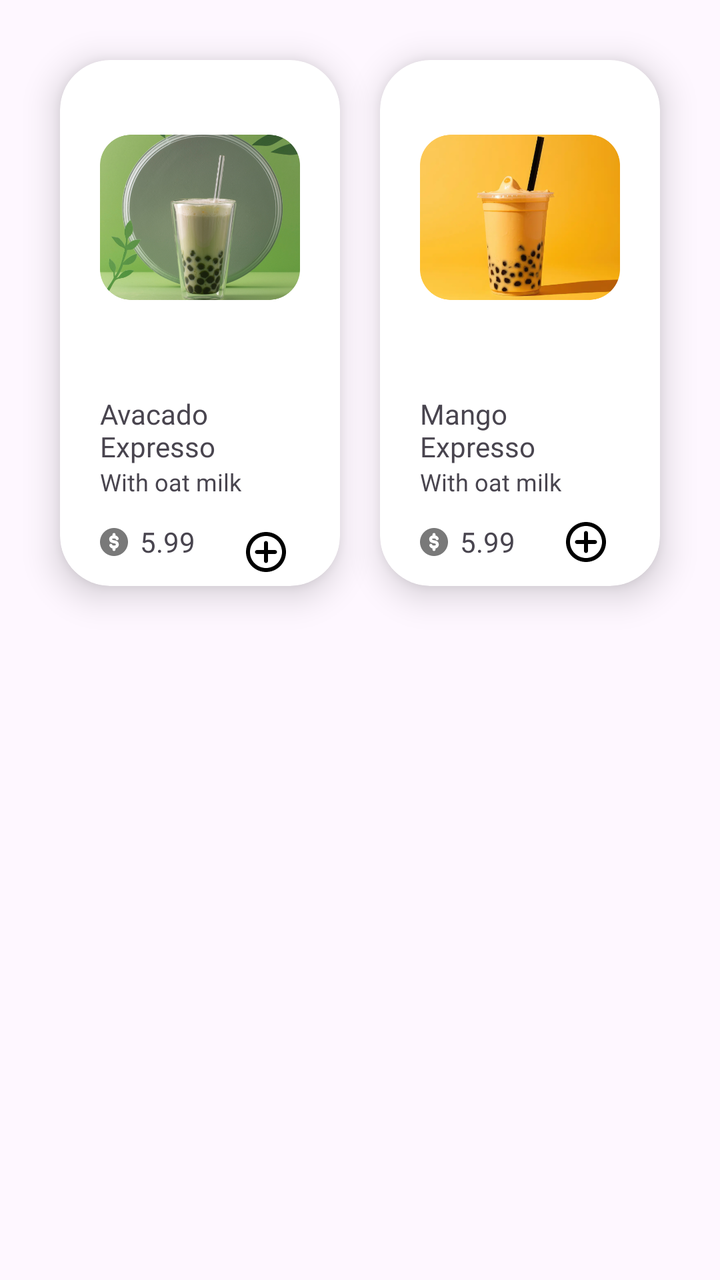
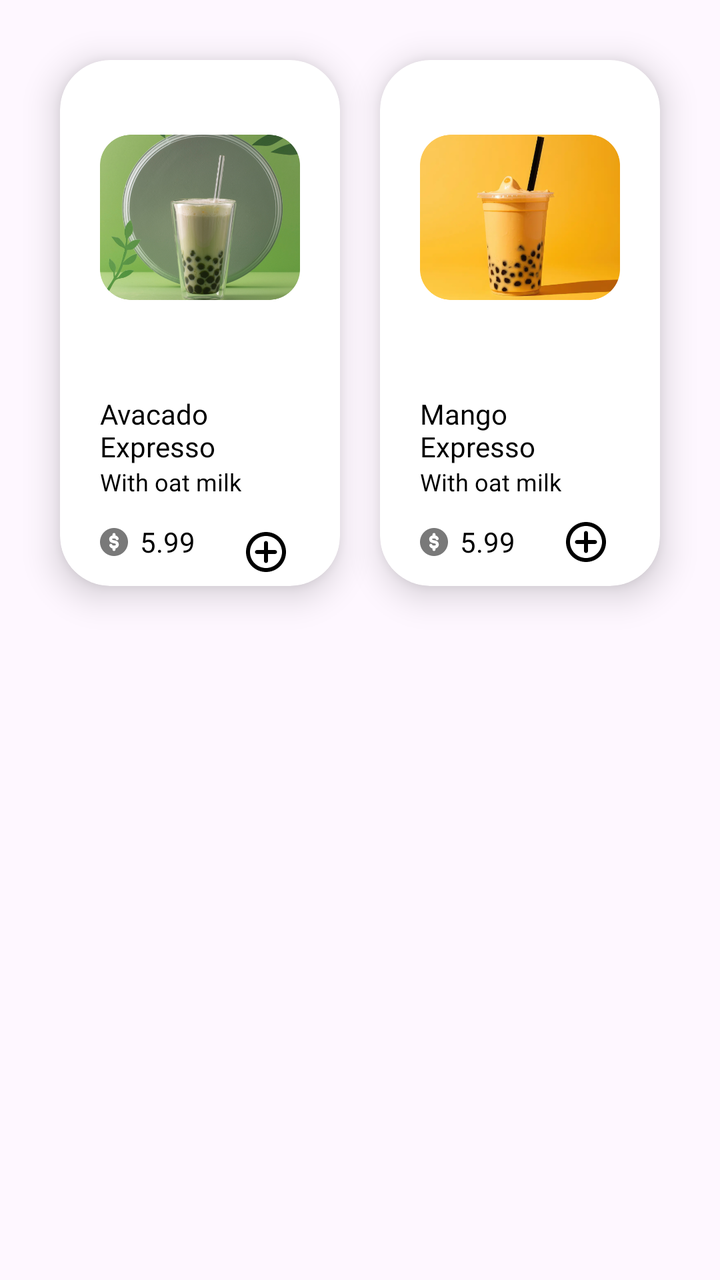

An Android layout rendered at two revisions. The XML below is the earlier revision; the diff shows what the commit changed to produce the second picture.
<!-- AndroidManifest.xml: application theme Theme.Coffeeshop -->
<!-- res/layout/fragment_expresso.xml -->
<?xml version="1.0" encoding="utf-8"?>
<RelativeLayout xmlns:android="http://schemas.android.com/apk/res/android"
    xmlns:tools="http://schemas.android.com/tools"
    xmlns:app="http://schemas.android.com/apk/res-auto"
    android:layout_width="match_parent"
    android:layout_height="match_parent"
    tools:context=".User.CoffeeFragments.ExpressoFragment">

    <LinearLayout
        android:layout_width="match_parent"
        android:layout_height="wrap_content"
        android:padding="20dp"
        android:clipToPadding="false">


        <androidx.cardview.widget.CardView
            android:layout_width="0dp"
            android:layout_height="wrap_content"
            android:layout_gravity="center"
            android:layout_margin="10dp"
            android:layout_weight="1"
            app:cardCornerRadius="25dp"
            app:cardElevation="10dp">

            <LinearLayout
                android:layout_width="wrap_content"
                android:layout_height="wrap_content"
                android:orientation="vertical"
                android:paddingStart="20dp"
                android:paddingEnd="20dp">

                <ImageView
                    android:id="@+id/coffeeImageview"
                    android:layout_width="wrap_content"
                    android:layout_height="wrap_content"
                    android:layout_gravity="center"
                    android:src="@drawable/boba1" />

                <TextView
                    android:layout_width="match_parent"
                    android:layout_height="wrap_content"
                    android:fontFamily="@font/roboto"
                    android:paddingTop="10dp"
                    android:text="Avacado Expresso"
                    android:textSize="14sp" />

                <TextView
                    android:layout_width="match_parent"
                    android:layout_height="wrap_content"
                    android:fontFamily="@font/roboto"
                    android:text="@string/withOatMilk"
                    android:textSize="12sp" />

                <RelativeLayout
                    android:layout_width="wrap_content"
                    android:layout_height="wrap_content"
                    android:paddingTop="10dp">


                    <ImageView
                        android:layout_width="wrap_content"
                        android:layout_height="wrap_content"
                        android:layout_alignParentStart="true"
                        android:layout_centerVertical="true"
                        android:src="@drawable/dollar_coin" />

                    <TextView
                        android:layout_width="wrap_content"
                        android:layout_height="wrap_content"
                        android:layout_centerVertical="true"
                        android:paddingStart="20dp"
                        android:paddingEnd="20dp"
                        android:text="@string/val5_99" />

                    <ImageView
                        android:id="@+id/addIcon1"
                        android:layout_width="wrap_content"
                        android:layout_height="wrap_content"
                        android:layout_alignParentEnd="true"
                        android:padding="5dp"
                        android:src="@drawable/add_circle" />


                </RelativeLayout>


            </LinearLayout>
        </androidx.cardview.widget.CardView>

        <androidx.cardview.widget.CardView
            android:layout_width="0dp"
            android:layout_height="wrap_content"
            android:layout_gravity="center"
            android:layout_margin="10dp"
            android:layout_weight="1"
            app:cardCornerRadius="25dp"
            app:cardElevation="10dp">

            <LinearLayout
                android:layout_width="wrap_content"
                android:layout_height="wrap_content"
                android:orientation="vertical"
                android:paddingStart="20dp"
                android:paddingEnd="20dp">

                <ImageView
                    android:id="@+id/coffeeImageview2"
                    android:layout_width="wrap_content"
                    android:layout_height="wrap_content"
                    android:layout_gravity="center"
                    android:src="@drawable/mangoboba_1__1_" />

                <TextView
                    android:layout_width="match_parent"
                    android:layout_height="wrap_content"
                    android:fontFamily="@font/roboto"
                    android:paddingTop="10dp"
                    android:text="Mango Expresso"
                    android:textSize="14sp" />

                <TextView
                    android:layout_width="match_parent"
                    android:layout_height="wrap_content"
                    android:fontFamily="@font/roboto"
                    android:text="@string/withOatMilk"
                    android:textSize="12sp" />

                <RelativeLayout
                    android:layout_width="wrap_content"
                    android:layout_height="wrap_content"
                    android:paddingTop="10dp">


                    <ImageView
                        android:layout_width="wrap_content"
                        android:layout_height="wrap_content"
                        android:layout_alignParentStart="true"
                        android:layout_centerVertical="true"
                        android:src="@drawable/dollar_coin" />

                    <TextView
                        android:layout_width="wrap_content"
                        android:layout_height="wrap_content"
                        android:layout_centerVertical="true"
                        android:paddingStart="20dp"
                        android:paddingEnd="20dp"
                        android:text="@string/val5_99" />

                    <ImageView
                        android:id="@+id/addIcon2"
                        android:layout_width="wrap_content"
                        android:layout_height="wrap_content"
                        android:layout_alignParentEnd="true"
                        android:layout_centerVertical="true"
                        android:padding="5dp"
                        android:src="@drawable/add_circle" />


                </RelativeLayout>


            </LinearLayout>
        </androidx.cardview.widget.CardView>


    </LinearLayout>




</RelativeLayout>
<!-- resources referenced by this layout -->
<resources>
  <!-- drawable add_circle (drawable) -->
  <vector xmlns:android="http://schemas.android.com/apk/res/android"
      android:width="24dp"
      android:height="24dp"
      android:viewportWidth="24"
      android:viewportHeight="24">
    <path
        android:pathData="M13,7.5C13,6.948 12.552,6.5 12,6.5C11.448,6.5 11,6.948 11,7.5H13ZM11,16.5C11,17.052 11.448,17.5 12,17.5C12.552,17.5 13,17.052 13,16.5H11ZM16.5,13C17.052,13 17.5,12.552 17.5,12C17.5,11.448 17.052,11 16.5,11V13ZM7.5,11C6.948,11 6.5,11.448 6.5,12C6.5,12.552 6.948,13 7.5,13V11ZM20,12C20,16.418 16.418,20 12,20V22C17.523,22 22,17.523 22,12H20ZM12,20C7.582,20 4,16.418 4,12H2C2,17.523 6.477,22 12,22V20ZM4,12C4,7.582 7.582,4 12,4V2C6.477,2 2,6.477 2,12H4ZM12,4C16.418,4 20,7.582 20,12H22C22,6.477 17.523,2 12,2V4ZM11,7.5L11,12H13L13,7.5H11ZM11,12V16.5H13V12H11ZM16.5,11H12V13H16.5V11ZM12,11H7.5V13H12V11Z"
        android:fillColor="#000000"/>
  </vector>
  <!-- drawable boba1: png bitmap (drawable-nodpi, 373003 bytes) -->
  <!-- drawable dollar_coin (drawable) -->
  <vector xmlns:android="http://schemas.android.com/apk/res/android"
      android:width="14dp"
      android:height="14dp"
      android:viewportWidth="14"
      android:viewportHeight="14">
    <group>
      <clip-path
          android:pathData="M0,0h14v14h-14z"/>
      <path
          android:pathData="M14,7C14,10.866 10.866,14 7,14C3.134,14 0,10.866 0,7C0,3.134 3.134,0 7,0C10.866,0 14,3.134 14,7ZM7.75,3.25C7.75,2.836 7.414,2.5 7,2.5C6.586,2.5 6.25,2.836 6.25,3.25V3.76C5.313,3.86 4.583,4.653 4.583,5.616C4.583,6.493 5.194,7.251 6.05,7.438L7.524,7.761C7.753,7.811 7.917,8.014 7.917,8.25C7.917,8.526 7.692,8.75 7.417,8.75H6.583C6.367,8.75 6.181,8.612 6.112,8.417C5.974,8.026 5.545,7.821 5.155,7.96C4.764,8.098 4.559,8.526 4.697,8.917C4.936,9.591 5.526,10.101 6.25,10.222V10.75C6.25,11.164 6.586,11.5 7,11.5C7.414,11.5 7.75,11.164 7.75,10.75V10.222C8.696,10.064 9.417,9.24 9.417,8.25C9.417,7.31 8.762,6.496 7.844,6.295L6.371,5.973C6.203,5.936 6.083,5.788 6.083,5.616C6.083,5.414 6.247,5.25 6.449,5.25H7.417C7.565,5.25 7.697,5.313 7.79,5.417C7.833,5.465 7.867,5.522 7.888,5.583C8.026,5.974 8.455,6.178 8.845,6.04C9.236,5.902 9.441,5.474 9.303,5.083C9.215,4.834 9.079,4.608 8.907,4.416C8.612,4.087 8.207,3.855 7.75,3.778V3.25Z"
          android:fillColor="#797979"
          android:fillType="evenOdd"/>
    </group>
  </vector>
  <!-- drawable mangoboba_1__1_: png bitmap (drawable-nodpi, 143942 bytes) -->
  <string name="val5_99">5.99</string>
  <string name="withOatMilk">With oat milk</string>
  <style name="Theme.Coffeeshop" parent="Base.Theme.Coffeeshop" />
  <style name="Base.Theme.Coffeeshop" parent="Theme.Material3.DayNight.NoActionBar">
          
          
          <item name="colorPrimary">@color/colorPrimary</item>
          <item name="colorSecondary">@color/colorSecondary</item>
      </style>
  <color name="colorPrimary">#967259</color>
  <color name="colorSecondary">#ECE0D1</color>
</resources>

<!-- the commit's change to res/layout/fragment_expresso.xml (unified diff, before → after) -->
@@ -14,6 +14,7 @@
 
 
         <androidx.cardview.widget.CardView
+            style="@style/CustomCardStyle"
             android:layout_width="0dp"
             android:layout_height="wrap_content"
             android:layout_gravity="center"
@@ -23,6 +24,7 @@
             app:cardElevation="10dp">
 
             <LinearLayout
+                android:theme="@style/CardTextStyle"
                 android:layout_width="wrap_content"
                 android:layout_height="wrap_content"
                 android:orientation="vertical"
@@ -88,6 +90,7 @@
         </androidx.cardview.widget.CardView>
 
         <androidx.cardview.widget.CardView
+            style="@style/CustomCardStyle"
             android:layout_width="0dp"
             android:layout_height="wrap_content"
             android:layout_gravity="center"
@@ -101,7 +104,8 @@
                 android:layout_height="wrap_content"
                 android:orientation="vertical"
                 android:paddingStart="20dp"
-                android:paddingEnd="20dp">
+                android:paddingEnd="20dp"
+                android:theme="@style/CardTextStyle">
 
                 <ImageView
                     android:id="@+id/coffeeImageview2"
<!-- resource entries referenced after the edit -->
@@ -29,14 +29,29 @@
   <!-- drawable mangoboba_1__1_: png bitmap (drawable-nodpi, 143942 bytes) -->
   <string name="val5_99">5.99</string>
   <string name="withOatMilk">With oat milk</string>
+  <style name="CardTextStyle">
+          <item name="android:textColor">@color/black</item> 
+      </style>
+  <style name="CustomCardStyle" parent="Widget.MaterialComponents.CardView">
+          <item name="cardBackgroundColor">@color/white</item>
+      </style>
   <style name="Theme.Coffeeshop" parent="Base.Theme.Coffeeshop" />
+  <color name="black">#FF000000</color>
+  <color name="white">#FFFFFFFF</color>
   <style name="Base.Theme.Coffeeshop" parent="Theme.Material3.DayNight.NoActionBar">
           
           
           <item name="colorPrimary">@color/colorPrimary</item>
           <item name="colorSecondary">@color/colorSecondary</item>
+          <item name="android:textColor">@color/black</item>
+          <item name="materialButtonStyle">@style/CustomButtonStyle</item>
+  
       </style>
   <color name="colorPrimary">#967259</color>
   <color name="colorSecondary">#ECE0D1</color>
+  <style name="CustomButtonStyle" parent="Widget.Material3.Button">
+          <item name="android:textColor">@color/white</item>
+          <item name="android:backgroundTint">@color/colorPrimary</item>
+      </style>
 </resources>
 
